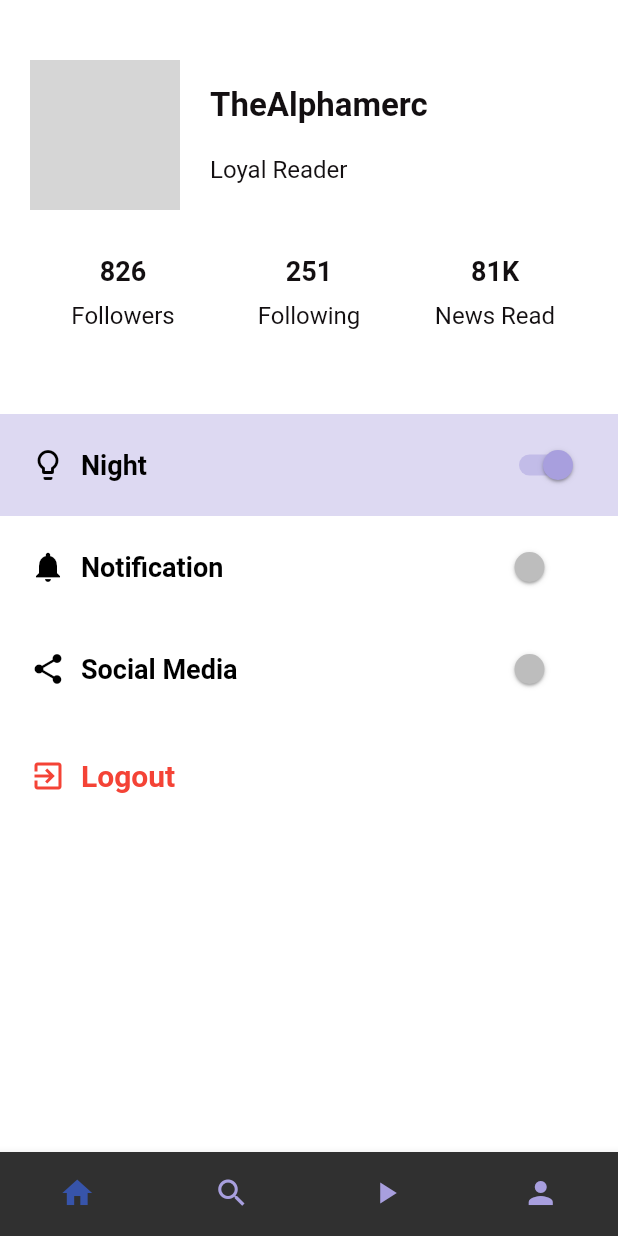
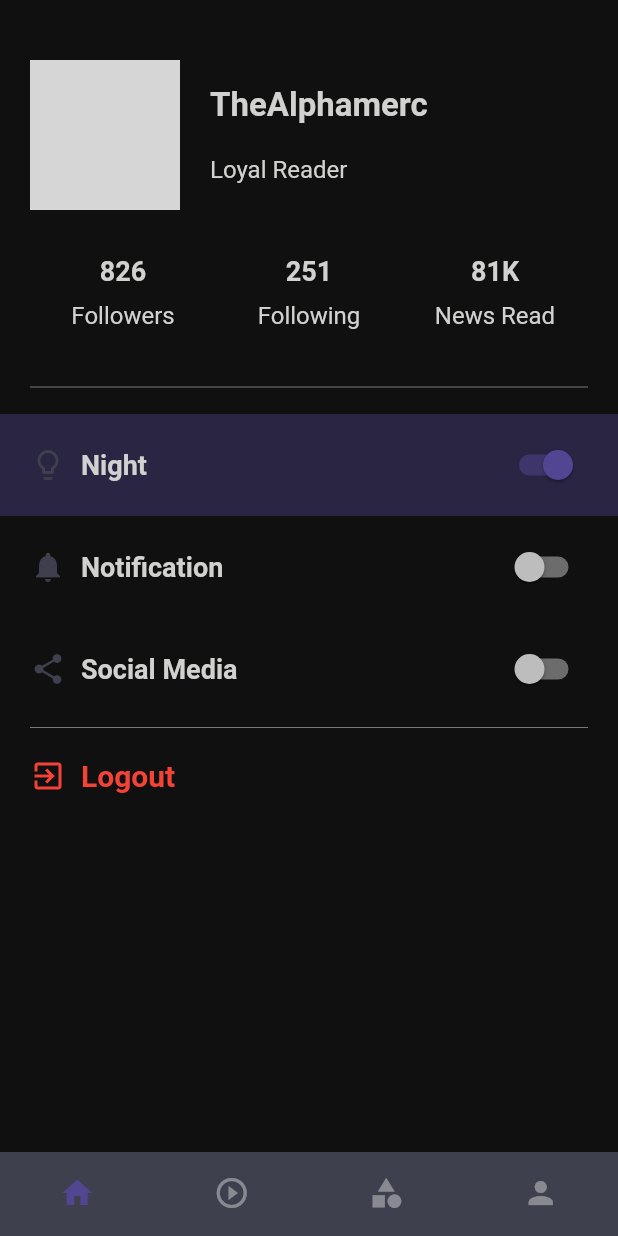
Before and after one commit to TheAlphamerc/flutter_news_app, a Flutter app: the screen it shows after launch, swiped to page 4, on a phone screen of 412 x 824 dp. Run offline on Flutter 3.47's test engine with Material 2 defaults, Android fonts, the phone set to English and light mode, and no system bars; our stand-ins replace bloc, equatable, flutter_bloc; missing offline and left inert: flutter_advanced_networkimage; network calls fail; grey boxes are pictures that could not be loaded.

Commit message:
Dark Theme added

```diff
--- a/lib/main.dart
+++ b/lib/main.dart
@@ -2,6 +2,8 @@ import 'package:flutter/material.dart';
 import 'package:flutter_bloc/flutter_bloc.dart';
 import 'package:flutter_news_app/src/bloc/simple_bloc_delegate.dart';
 import 'package:flutter_news_app/src/commonWidget/bloc/bloc.dart';
+import 'package:flutter_news_app/src/theme/bloc/theme_bloc.dart';
+import 'package:flutter_news_app/src/theme/bloc/theme_state.dart';
 import 'package:flutter_news_app/src/theme/theme.dart';
 import 'src/helpers/routes.dart';
 import 'src/pages/homePage/bloc/bloc.dart';
@@ -16,6 +18,7 @@ void main() {
 class MyApp extends StatelessWidget {
   @override
   Widget build(BuildContext context) {
+    ThemeData apptheme;
     return MultiBlocProvider(
         providers: [
           BlocProvider<NewsBloc>(
@@ -23,13 +26,27 @@ class MyApp extends StatelessWidget {
                 NewsBloc(repository: Repository())..add(Fetch(type: 'General')),
           ),
           BlocProvider<DetailBloc>(create: (context) => DetailBloc()),
-          BlocProvider<NavigationBloc>(create: (context)=> NavigationBloc()),
+          BlocProvider<NavigationBloc>(create: (context) => NavigationBloc()),
+          BlocProvider<ThemeBloc>(create: (context) => ThemeBloc()),
         ],
-        child: MaterialApp(
-          title: 'Flutter Demo',
-          theme: AppTheme.lightTheme,
-          debugShowCheckedModeBanner: false,
-          routes: Routes.getRoute(),
+        child: BlocBuilder<ThemeBloc, ThemeState>(
+          builder: (context, state) {
+            if (state is SelectedTheme) {
+              apptheme = state.themeType != ThemeType.Light
+                  ? AppTheme.lightTheme
+                  : AppTheme.darkTheme;
+            }
+            return Builder(
+              builder: (context) {
+                return MaterialApp(
+                  title: 'Flutter Demo',
+                  theme: apptheme,
+                  debugShowCheckedModeBanner: false,
+                  routes: Routes.getRoute(),
+                );
+              },
+            );
+          },
         ));
   }
 }
--- a/lib/src/commonWidget/bloc/navigation_event.dart
+++ b/lib/src/commonWidget/bloc/navigation_event.dart
@@ -17,8 +17,4 @@ class Navigate extends NavigationEvent {
 
   @override
   List<Object> get props => [pageIndex];
-
-  @override
-  String toString() => 'Page Navigate $pageIndex';
-
 }
--- a/lib/src/commonWidget/bloc/navigation_state.dart
+++ b/lib/src/commonWidget/bloc/navigation_state.dart
@@ -14,7 +14,4 @@ class Opened extends NavigationState {
 
   @override
   List<Object> get props => [pageIndex];
-
-  @override
-  String toString() => 'Page Opened $pageIndex';
 }
--- a/lib/src/commonWidget/bottomNavigationBar.dart
+++ b/lib/src/commonWidget/bottomNavigationBar.dart
@@ -10,33 +10,35 @@ class BottomNavigationBarWidget extends StatelessWidget {
   Widget build(BuildContext context) {
     return BlocBuilder<NavigationBloc, NavigationState>(
         builder: (context, state) {
-          if(state is Opened){
-             return  BottomNavigationBar(
+      if (state is Opened) {
+        return BottomNavigationBar(
+          backgroundColor: Theme.of(context).bottomAppBarColor,
           showUnselectedLabels: false,
           showSelectedLabels: false,
           currentIndex: state.pageIndex,
-              fixedColor: Theme.of(context).primaryColorLight,
+          fixedColor: Theme.of(context).primaryColor,
           type: BottomNavigationBarType.fixed,
-              unselectedItemColor: Theme.of(context).primaryColor,
+          unselectedItemColor: Theme.of(context).disabledColor,
           onTap: (pageIndex) {
-
-                  BlocProvider.of<NavigationBloc>(context).add(Navigate(pageIndex: pageIndex));
-
+            BlocProvider.of<NavigationBloc>(context)
+                .add(Navigate(pageIndex: pageIndex));
 
             controller.animateToPage(pageIndex,
                 duration: Duration(milliseconds: 300), curve: Curves.linear);
           },
           items: [
-                BottomNavigationBarItem(icon: Icon(Icons.home), title: Text('Home')),
             BottomNavigationBarItem(
-                    icon: Icon(Icons.search), title: Text('Home')),
+                icon: Icon(Icons.home), title: Text('Home')),
             BottomNavigationBarItem(
-                    icon: Icon(Icons.play_arrow), title: Text('Home')),
+                icon: Icon(Icons.play_circle_outline), title: Text('Video')),
             BottomNavigationBarItem(
-                    icon: Icon(Icons.person), title: Text('Home')),
+                icon: Icon(Icons.category), title: Text('Category')),
+            BottomNavigationBarItem(
+                icon: Icon(Icons.person), title: Text('Profile')),
           ],
           elevation: 5,
-            );}
+        );
+      }
     });
   }
 }
--- a/lib/src/pages/homePage/bloc/newsBloc.dart
+++ b/lib/src/pages/homePage/bloc/newsBloc.dart
@@ -18,7 +18,7 @@ class NewsBloc extends Bloc<NewsEvent, NewsState> {
       try {
         yield Loading();
         final items = await repository.fetchAllNews(category: event.type);
-        yield Loaded(items: items);
+        yield Loaded(items: items, type: event.type);
       } catch (_) {
         yield Failure();
       }
--- a/lib/src/pages/homePage/bloc/newsState.dart
+++ b/lib/src/pages/homePage/bloc/newsState.dart
@@ -2,7 +2,7 @@ import 'package:equatable/equatable.dart';
 import 'package:flutter/material.dart';
 import 'package:flutter_news_app/src/models/newsResponseModel.dart';
 
-abstract class NewsState extends Equatable{
+abstract class NewsState extends Equatable {
   const NewsState();
 
   @override
@@ -13,9 +13,9 @@ class Loading extends NewsState {}
 
 class Loaded extends NewsState {
   final List<Article> items;
+  final String type;
 
-
-  const Loaded({@required this.items});
+  const Loaded({@required this.items, this.type});
 
   @override
   List<Object> get props => [items];
--- a/lib/src/pages/profile/profilePage.dart
+++ b/lib/src/pages/profile/profilePage.dart
@@ -1,5 +1,7 @@
 import 'package:flutter/material.dart';
+import 'package:flutter_bloc/flutter_bloc.dart';
 import 'package:flutter_news_app/src/commonWidget/customWidget.dart';
+import 'package:flutter_news_app/src/theme/bloc/bloc.dart';
 import 'package:flutter_news_app/src/theme/theme.dart';
 
 class ProfilePage extends StatelessWidget {
@@ -68,7 +70,7 @@ class ProfilePage extends StatelessWidget {
 
   Widget _settingRow(
       BuildContext context, IconData icon1, String text, bool isEnable,
-      {Color color = Colors.black}) {
+      {Color color = Colors.black, int index = 0}) {
     return Container(
       margin: EdgeInsets.symmetric(vertical: 0),
       padding: EdgeInsets.symmetric(horizontal: 20, vertical: 10),
@@ -79,20 +81,24 @@ class ProfilePage extends StatelessWidget {
         children: <Widget>[
           Icon(
             icon1,
-            color: color,
           ),
           SizedBox(width: 10),
           Text(text,
               style: AppTheme.h4Style.copyWith(
                 fontWeight: FontWeight.bold,
-                color: color,
               )),
           Expanded(child: SizedBox()),
           isEnable == null
               ? Container()
               : Switch(
                   activeColor: Theme.of(context).primaryColor,
-                  onChanged: (_) {},
+                  inactiveTrackColor: Theme.of(context).disabledColor,
+                  onChanged: (value) {
+                    if (index == 1) {
+                      BlocProvider.of<ThemeBloc>(context)
+                          .add(isEnable ? DarkMode() : LightMode());
+                    }
+                  },
                   value: isEnable,
                 )
         ],
@@ -125,7 +131,13 @@ class ProfilePage extends StatelessWidget {
   Widget build(BuildContext context) {
     return Scaffold(
         backgroundColor: Theme.of(context).backgroundColor,
-        body: SafeArea(
+        body: BlocBuilder<ThemeBloc, ThemeState>(
+          builder: (context, state) {
+            bool val = false;
+            if (state is SelectedTheme) {
+              val = state.themeType == ThemeType.Light ? true : false;
+            }
+            return SafeArea(
               child: CustomScrollView(
                 slivers: <Widget>[
                   SliverToBoxAdapter(
@@ -138,13 +150,17 @@ class ProfilePage extends StatelessWidget {
                       crossAxisAlignment: CrossAxisAlignment.start,
                       children: <Widget>[
                         _settingRow(
-                        context, Icons.lightbulb_outline, 'Night', true),
+                            context, Icons.lightbulb_outline, 'Night', val,
+                            index: 1),
+                        _settingRow(context, Icons.notifications,
+                            'Notification', false),
+                        // SizedBox(height: 10),
                         _settingRow(
-                        context, Icons.notifications, 'Notification', false),
-                    // SizedBox(height: 10),
-                    _settingRow(context, Icons.share, 'Social Media', false),
+                            context, Icons.share, 'Social Media', false),
                         SizedBox(height: 5),
                         Divider(
+                          indent: 20,
+                          endIndent: 20,
                           height: 0,
                         ),
                         SizedBox(height: 5),
@@ -154,6 +170,8 @@ class ProfilePage extends StatelessWidget {
                   ))
                 ],
               ),
+            );
+          },
         ));
   }
 }
--- /dev/null
+++ b/lib/src/theme/bloc/bloc.dart
@@ -0,0 +1,3 @@
+export 'theme_bloc.dart';
+export 'theme_event.dart';
+export 'theme_state.dart';
--- /dev/null
+++ b/lib/src/theme/bloc/theme_bloc.dart
@@ -0,0 +1,19 @@
+import 'package:flutter_bloc/flutter_bloc.dart';
+import 'package:flutter_news_app/src/theme/bloc/theme_event.dart';
+import 'package:flutter_news_app/src/theme/bloc/theme_state.dart';
+
+import '../theme.dart';
+
+class ThemeBloc extends Bloc<ThemeEvent, ThemeState> {
+  @override
+  ThemeState get initialState => SelectedTheme(themeType: ThemeType.Light);
+
+  @override
+  Stream<ThemeState> mapEventToState(ThemeEvent event) async* {
+    if (event is LightMode) {
+      yield SelectedTheme(themeType: ThemeType.Light);
+    } else {
+      yield SelectedTheme(themeType: ThemeType.Dark);
+    }
+  }
+}
--- /dev/null
+++ b/lib/src/theme/bloc/theme_event.dart
@@ -0,0 +1,12 @@
+import 'package:equatable/equatable.dart';
+
+class ThemeEvent extends Equatable {
+  const ThemeEvent();
+
+  @override
+  List<Object> get props => [];
+}
+
+class LightMode extends ThemeEvent {}
+
+class DarkMode extends ThemeEvent {}
--- /dev/null
+++ b/lib/src/theme/bloc/theme_state.dart
@@ -0,0 +1,21 @@
+import 'package:equatable/equatable.dart';
+import 'package:flutter/material.dart';
+
+class ThemeState extends Equatable {
+  @override
+  List<Object> get props => [];
+}
+
+class SelectedTheme extends ThemeState {
+  final ThemeType themeType;
+
+  SelectedTheme({this.themeType});
+
+  @override
+  List<Object> get props => [themeType];
+
+  @override
+  String toString() => 'Theme Selected ';
+}
+
+enum ThemeType { Light, Dark }
--- /dev/null
+++ b/lib/src/theme/color/dark_color.dart
@@ -0,0 +1,25 @@
+import 'package:flutter/material.dart';
+
+class DarkColor {
+  static const Color lightpurple = Color(0XFFC9B3EA);
+  static const Color darkpurple = Color(0XFF83679A);
+  static const Color grey = Color(0xff9D99A7);
+  static const Color darkgrey = Color(0xff625f6a);
+
+  static const Color brighter = Color(0xff3754aa);
+  static const Color lightblack = Color(0xff3E404D);
+
+  static const Color background = Color(0xff101010);
+  static const Color black = Color(0xff000000);
+  static const Color white = Color(0xffffffff);
+  static const Color lightGrey = Color(0xff797878);
+  static const Color darkBlue = Color(0xff3b4ea7);
+  static const Color lightBlue = Color(0xff2c53b2);
+  static const Color darkPink = Color(0xff6e3c7d);
+  static const Color purple = Color(0xff524693);
+
+  static const Color Brighter = Color(0xff1a1a1c);
+  static const Color Darker = Colors.black;
+  static const Color titleTextColor = const Color(0xffd1d1d0);
+  static const Color subTitleTextColor = const Color(0xff797878);
+}
--- a/lib/src/theme/theme.dart
+++ b/lib/src/theme/theme.dart
@@ -1,10 +1,12 @@
 import 'dart:ui';
 
 import 'package:flutter/material.dart';
+import 'package:flutter_news_app/src/theme/color/dark_color.dart';
 
-import 'lightColor.dart';
+import 'color/lightColor.dart';
 
 class AppTheme {
+  const AppTheme();
   static ThemeData lightTheme = ThemeData(
     primarySwatch: Colors.blue,
     backgroundColor: LightColor.background,
@@ -15,6 +17,8 @@ class AppTheme {
     cardTheme: CardTheme(color: LightColor.background),
     textTheme: TextTheme(display1: TextStyle(color: LightColor.black)),
     iconTheme: IconThemeData(color: LightColor.lightblack),
+    bottomAppBarColor: LightColor.background,
+    dividerColor: LightColor.lightGrey,
     colorScheme: ColorScheme(
         primary: LightColor.purple,
         primaryVariant: LightColor.purple,
@@ -24,10 +28,37 @@ class AppTheme {
         background: LightColor.background,
         error: Colors.red,
         onPrimary: LightColor.Darker,
-        onSecondary: LightColor.Darker,
-        onSurface: LightColor.titleTextColor,
+        onSecondary: LightColor.background,
+        onSurface: LightColor.Darker,
         onBackground: LightColor.titleTextColor,
         onError: LightColor.titleTextColor,
+        brightness: Brightness.dark),
+  );
+  static ThemeData darkTheme = ThemeData(
+    primarySwatch: Colors.blue,
+    backgroundColor: DarkColor.background,
+    primaryColor: DarkColor.purple,
+    accentColor: DarkColor.lightblack,
+    primaryColorDark: DarkColor.Darker,
+    primaryColorLight: DarkColor.brighter,
+    cardTheme: CardTheme(color: DarkColor.background),
+    textTheme: TextTheme(body1: TextStyle(color: DarkColor.titleTextColor)),
+    iconTheme: IconThemeData(color: DarkColor.lightblack),
+    bottomAppBarColor: DarkColor.lightblack,
+    dividerColor: LightColor.subTitleTextColor,
+    colorScheme: ColorScheme(
+        primary: DarkColor.purple,
+        primaryVariant: DarkColor.purple,
+        secondary: DarkColor.lightBlue,
+        secondaryVariant: DarkColor.darkBlue,
+        surface: DarkColor.background,
+        background: DarkColor.background,
+        error: Colors.red,
+        onPrimary: DarkColor.Brighter,
+        onSecondary: DarkColor.Darker,
+        onSurface: DarkColor.white,
+        onBackground: DarkColor.titleTextColor,
+        onError: DarkColor.titleTextColor,
         brightness: Brightness.dark),
   );
 
@@ -36,18 +67,11 @@ class AppTheme {
   static TextStyle subTitleStyle =
       const TextStyle(color: LightColor.subTitleTextColor, fontSize: 12);
 
-  static TextStyle h1Style = const TextStyle(
-      color: LightColor.titleTextColor,
-      fontSize: 24,
-      fontWeight: FontWeight.bold);
-  static TextStyle h2Style =
-      const TextStyle(color: LightColor.titleTextColor, fontSize: 22);
-  static TextStyle h3Style =
-      const TextStyle(color: LightColor.titleTextColor, fontSize: 20);
-  static TextStyle h4Style =
-      const TextStyle(color: LightColor.titleTextColor, fontSize: 18);
-  static TextStyle h5Style =
-      const TextStyle(color: LightColor.titleTextColor, fontSize: 16);
-  static TextStyle h6Style =
-      const TextStyle(color: LightColor.titleTextColor, fontSize: 14);
+  static TextStyle h1Style =
+      const TextStyle(fontSize: 24, fontWeight: FontWeight.bold);
+  static TextStyle h2Style = const TextStyle(fontSize: 22);
+  static TextStyle h3Style = const TextStyle(fontSize: 20);
+  static TextStyle h4Style = const TextStyle(fontSize: 18);
+  static TextStyle h5Style = const TextStyle(fontSize: 16);
+  static TextStyle h6Style = const TextStyle(fontSize: 14);
 }
```
Also changed, not shown: lib/src/pages/VideoNews/videoNewsPage.dart (+19 -14 lines), lib/src/pages/category/categoryPage.dart (+24 -13 lines), lib/src/pages/homePage/homePage.dart (+22 -12 lines), lib/src/pages/homePage/widget/newsCard.dart (+8 -6 lines), lib/src/pages/newsDetail/newsDetailPage.dart (+7 -3 lines), lib/src/theme/color/lightColor.dart (renamed from lib/src/theme/lightColor.dart). Lines whose indentation alone changed are shown as unchanged.
